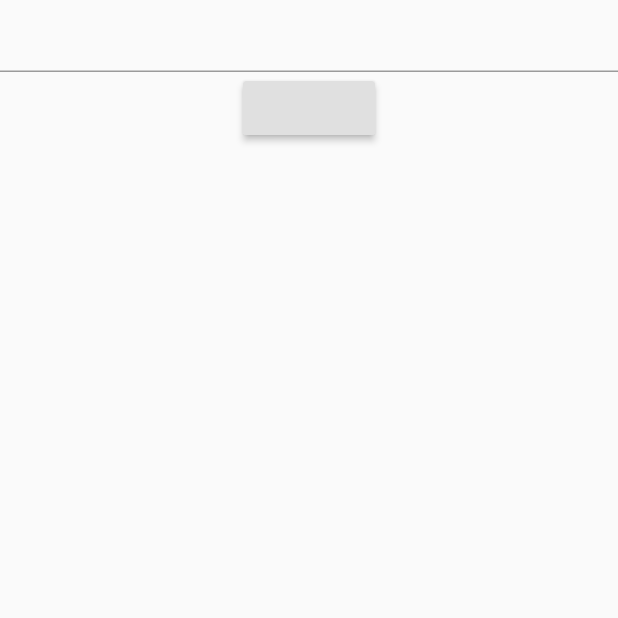
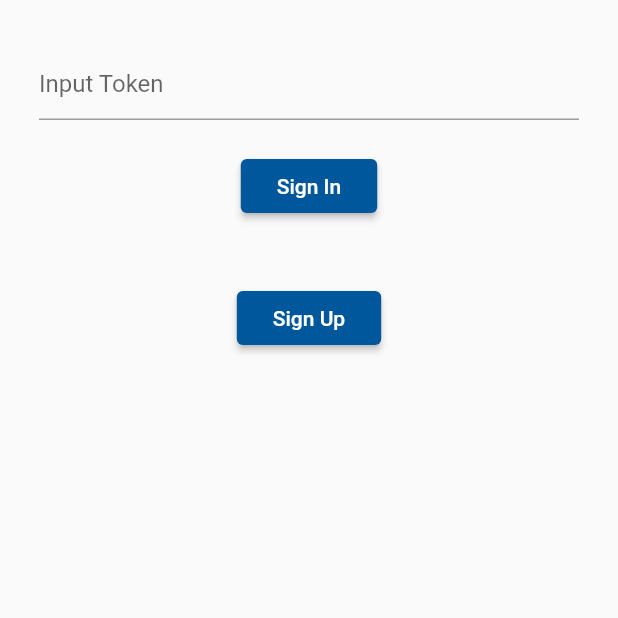
Before and after one commit to WinterTechForum/eatmynumber, a Flutter app: the screen it shows after launch, on a phone screen of 412 x 824 dp, the top half of it. Run offline on Flutter 3.47's test engine with Material 2 defaults, Android fonts, the phone set to English and light mode, and no system bars; Roboto replaces fonts that are missing (Georgia).

Commit message:
adding themes

```diff
--- a/lib/main.dart
+++ b/lib/main.dart
@@ -2,17 +2,18 @@ import 'package:eatmynumber/pages/login/login.dart';
 import 'package:eatmynumber/pages/home/home.dart';
 import 'package:flutter/material.dart';
 
+import 'themes/light.dart';
+
 void main() => runApp(MyApp());
-
+bool isk = true;
 class MyApp extends StatelessWidget {
   // This widget is the root of your application.
   @override
   Widget build(BuildContext context) {
     return MaterialApp(
+
       title: 'Eat My Number',
-      theme: ThemeData(
-        primarySwatch: Colors.blue,
-      ),
+      theme: lightMode(),
       initialRoute: '/login',
       routes: {
         // When navigating to the "/" route, build the FirstScreen widget.
--- a/lib/pages/login/login.dart
+++ b/lib/pages/login/login.dart
@@ -15,23 +15,44 @@ class LoginState extends State<LoginPage> {
   Widget build(BuildContext context) {
     // TODO: implement build
     return Scaffold(
-      body: Form(
-          key: _formKey,
+        body: Form(
+      key: _formKey,
+      child: Container(
+          margin: EdgeInsets.symmetric(vertical: 32.0, horizontal: 26.0),
+          //EdgeInsets.all(14.0),
+          alignment: Alignment.topLeft,
           child: Column(
             children: <Widget>[
               TextFormField(
+                decoration: InputDecoration(hintText: 'Input Token'),
+                validator: (value) {
+                  if (value.isEmpty) {
+                    return 'Please enter some text';
+                  }
+                  return null;
+                },
                 onSaved: (String value) {
                   token = value;
                 },
               ),
+              SizedBox(height: 20),
               RaisedButton(
+                child: Text("Sign In"),
                 onPressed: () {
+                  if (!_formKey.currentState.validate()) return;
                   _formKey.currentState.save();
+                  Navigator.pushNamed(context, "/");
+                },
+              ),
+              SizedBox(height: 40),
+              RaisedButton(
+                child: Text("Sign Up"),
+                onPressed: () {
                   Navigator.pushNamed(context, "/");
                 },
               )
             ],
           )),
-    );
+    ));
   }
 }
--- /dev/null
+++ b/lib/themes/light.dart
@@ -0,0 +1,25 @@
+import 'package:flutter/material.dart';
+
+ThemeData lightMode(){
+  return ThemeData(
+    // Define the default brightness and colors.
+    brightness: Brightness.light,
+    primaryColor: Colors.lightBlue[900],
+    accentColor: Colors.cyan[600],
+
+    // Define the default font family.
+    fontFamily: 'Georgia',
+
+    // Define the default TextTheme. Use this to specify the default
+    // text styling for headlines, titles, bodies of text, and more.
+    textTheme: TextTheme(
+      headline: TextStyle(fontSize: 72.0, fontWeight: FontWeight.bold),
+      title: TextStyle(fontSize: 36.0, fontStyle: FontStyle.italic),
+      body1: TextStyle(fontSize: 14.0, fontFamily: 'Hind'),
+    ),
+    buttonTheme: ButtonThemeData(
+      buttonColor: Colors.lightBlue[900],
+      textTheme: ButtonTextTheme.primary,
+    ),
+  );
+}
```
Also changed, not shown: lib/themes/dark.dart (added, +22 -0 lines).
